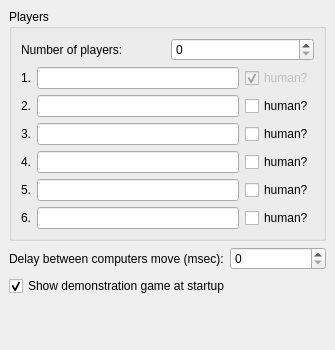
The window that src/configPage.ui (KDE/kiriki) describes before a commit, drawn with Qt 5.
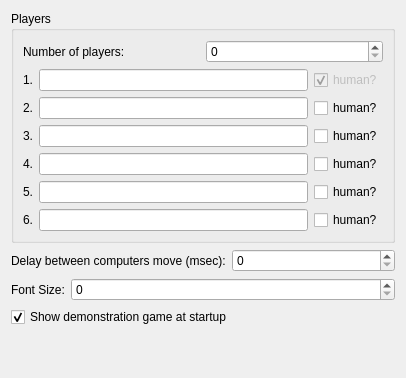
The same window after the commit. Custom widgets are drawn as their Qt base class.

Commit message:
Patch by Arjun Basu to let the user choose the font size
BUGS: 225582

The edit to the form file:
```diff
--- a/src/configPage.ui
+++ b/src/configPage.ui
@@ -6,17 +6,11 @@
    <rect>
     <x>0</x>
     <y>0</y>
-    <width>335</width>
-    <height>350</height>
+    <width>401</width>
+    <height>378</height>
    </rect>
   </property>
-  <layout class="QVBoxLayout">
-   <property name="spacing">
-    <number>6</number>
-   </property>
-   <property name="margin">
-    <number>9</number>
-   </property>
+  <layout class="QVBoxLayout" name="verticalLayout">
    <item>
     <widget class="QGroupBox" name="groupBox">
      <property name="title">
@@ -213,6 +207,27 @@
      </item>
     </layout>
    </item>
+   <item>
+    <layout class="QHBoxLayout" name="horizontalLayout">
+     <item>
+      <widget class="QLabel" name="fontSizeLabel">
+       <property name="text">
+        <string>Font Size:</string>
+       </property>
+      </widget>
+     </item>
+     <item>
+      <widget class="KIntSpinBox" name="kcfg_fontSize">
+       <property name="minimumSize">
+        <size>
+         <width>324</width>
+         <height>0</height>
+        </size>
+       </property>
+      </widget>
+     </item>
+    </layout>
+   </item>
    <item>
     <widget class="QCheckBox" name="kcfg_startupDemoEnabled">
      <property name="text">
```
The commit also changes 4 other files.
